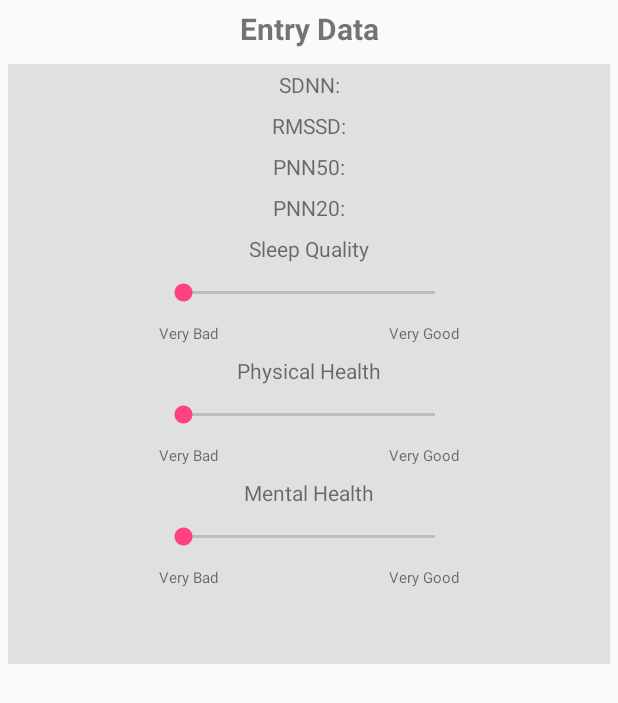
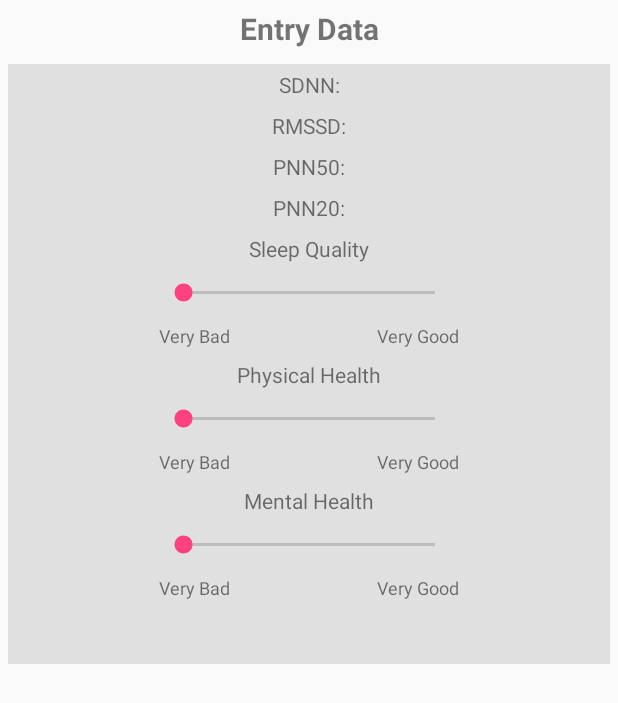
Before and after one commit to DennisWandschura/hrv_tool, an Android app: the layout content_show_hrv.xml on its own in the app's theme, with its tools: preview values and no code run, on a phone screen of 412 x 824 dp. Shown: the top 703 px of the screen. Run offline under Robolectric (Android 15) with nearby library versions, the phone set to English and light mode, and no system bars.

Commit message:
fixed warnings

```diff
--- a/app/src/main/res/layout/customslider.xml
+++ b/app/src/main/res/layout/customslider.xml
@@ -9,8 +9,7 @@
         android:layout_width="200dp"
         android:layout_height="40dp"
         android:layout_below="@+id/textViewHeader"
-        android:layout_centerHorizontal="true"
-        android:layout_weight="1" />
+        android:layout_centerHorizontal="true"/>
 
     <TextView
         android:id="@+id/textViewHeader"
@@ -31,7 +30,7 @@
         android:layout_below="@+id/customSliderSeekBar"
         android:paddingBottom="4dp"
         android:text="Min Text"
-        android:textSize="10sp" />
+        android:textSize="12sp" />
 
     <TextView
         android:id="@+id/textViewMaxText"
@@ -41,6 +40,6 @@
         android:layout_below="@+id/customSliderSeekBar"
         android:paddingBottom="4dp"
         android:text="Max Text"
-        android:textSize="10sp" />
+        android:textSize="12sp" />
 
 </RelativeLayout>
```
